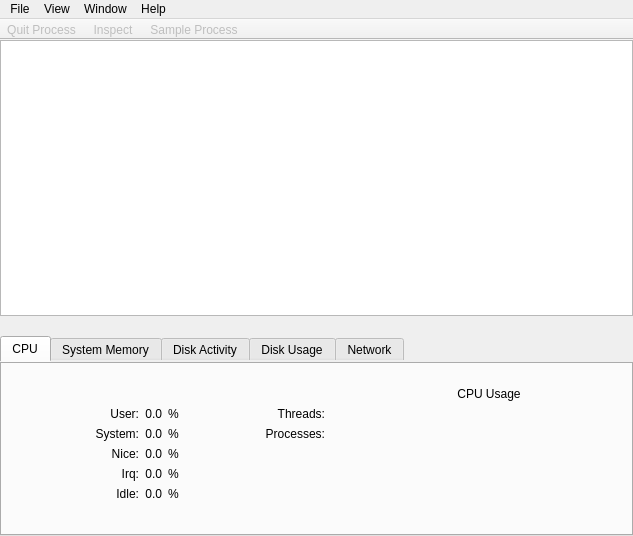
Old version of the form Under Construction/Activity Monitor.app/Resources/main_window.ui in the repository helloSystem/Utilities.
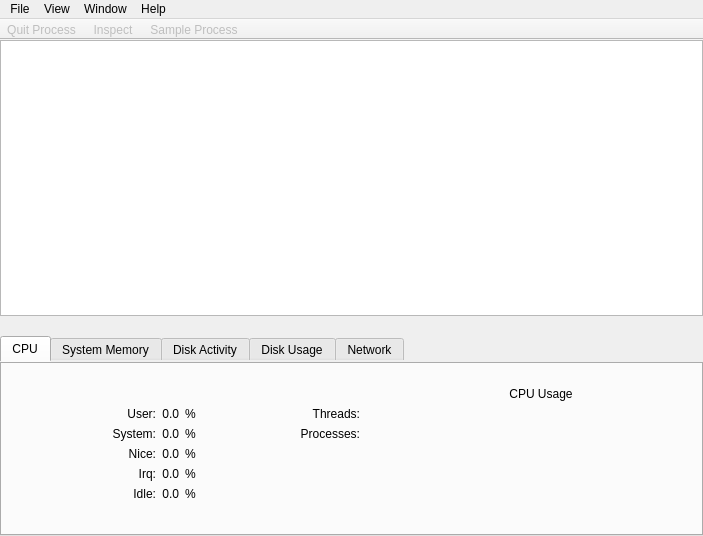
New version of the form. Icons and pictures are not drawn. Custom widgets are drawn as their Qt base class.

Commit message: The end is near

The edit to the form file:
```diff
--- a/Under Construction/Activity Monitor.app/Resources/main_window.ui
+++ b/Under Construction/Activity Monitor.app/Resources/main_window.ui
@@ -6,7 +6,7 @@
    <rect>
     <x>0</x>
     <y>0</y>
-    <width>633</width>
+    <width>703</width>
     <height>536</height>
    </rect>
   </property>
@@ -2350,7 +2350,7 @@
     <rect>
      <x>0</x>
      <y>0</y>
-     <width>633</width>
+     <width>703</width>
      <height>24</height>
     </rect>
    </property>
```
